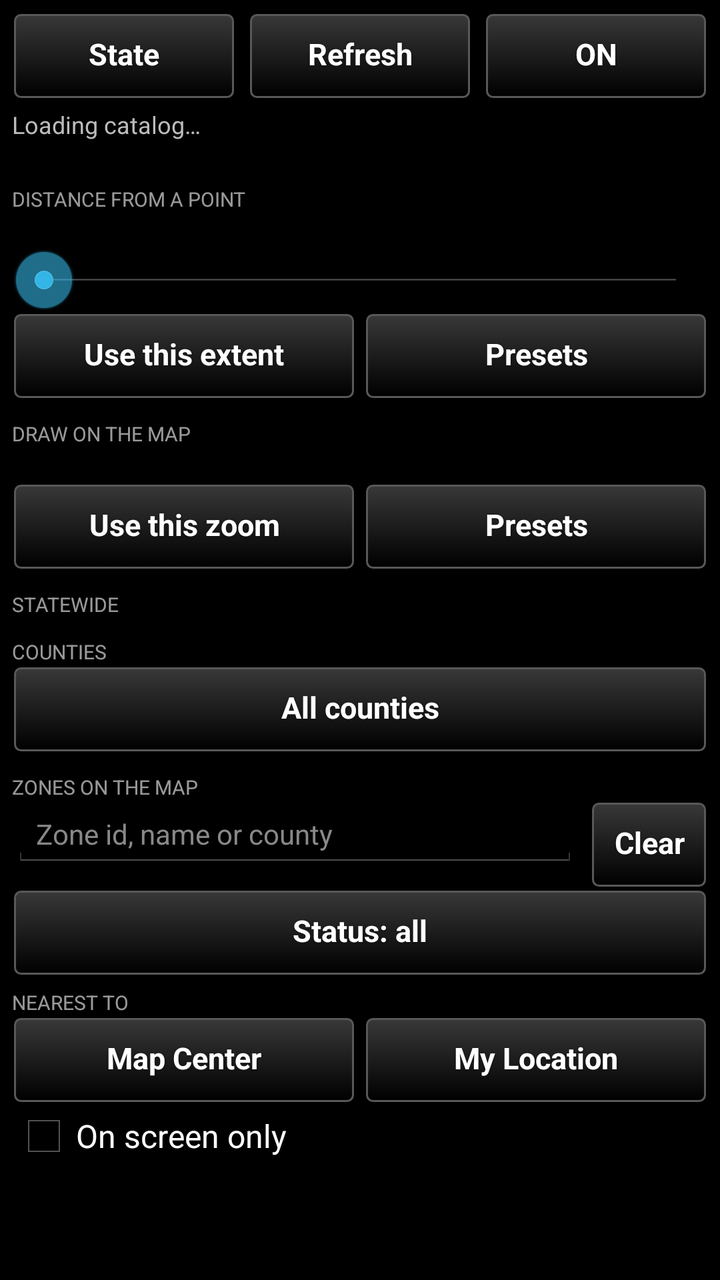
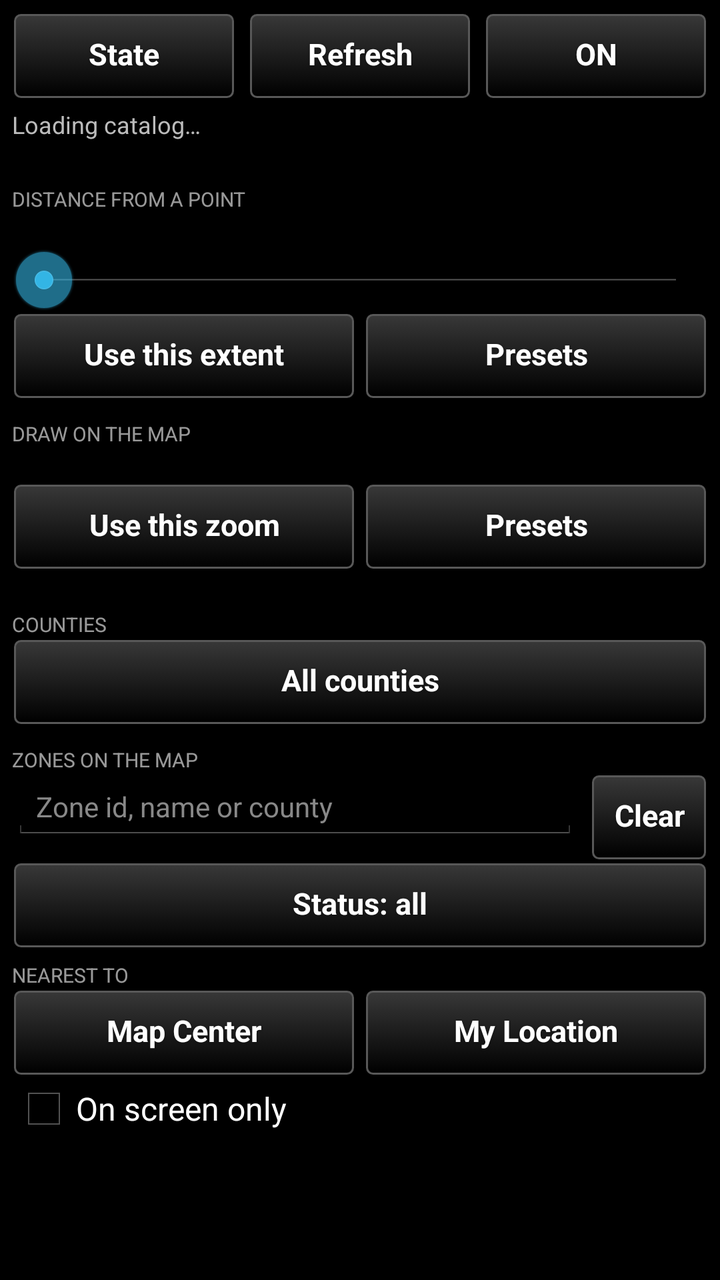

Before-and-after screenshots of an Android layout around one commit, followed by the original layout XML and the change that was made.
<!-- AndroidManifest.xml: application theme AppTheme -->
<!-- res/layout/main_layout.xml -->
<?xml version="1.0" encoding="utf-8"?>
<LinearLayout xmlns:android="http://schemas.android.com/apk/res/android"
    android:layout_width="match_parent"
    android:layout_height="match_parent"
    android:orientation="vertical"
    android:padding="6dp">

    
    <LinearLayout
        android:layout_width="match_parent"
        android:layout_height="wrap_content"
        android:orientation="horizontal"
        android:baselineAligned="false">
        <Button
            android:id="@+id/btn_state"
            style="@style/TakwerxButton"
            android:layout_width="0dp"
            android:layout_weight="1"
            android:layout_height="wrap_content"
            android:text="@string/pick_state" />
        <Button
            android:id="@+id/btn_refresh_all"
            style="@style/TakwerxButton"
            android:layout_width="0dp"
            android:layout_weight="1"
            android:layout_height="wrap_content"
            android:layout_marginLeft="6dp"
            android:text="@string/refresh_all" />
        
        <Button
            android:id="@+id/btn_all"
            style="@style/TakwerxButton"
            android:layout_width="0dp"
            android:layout_weight="1"
            android:layout_height="wrap_content"
            android:layout_marginLeft="6dp"
            android:text="@string/toggle_on" />
    </LinearLayout>

    <TextView
        android:id="@+id/status"
        android:layout_width="match_parent"
        android:layout_height="wrap_content"
        android:paddingTop="4dp"
        android:textSize="12sp"
        android:textColor="#BBBBBB"
        android:text="@string/loading_catalog" />

    <TextView
        android:id="@+id/legend"
        android:layout_width="match_parent"
        android:layout_height="wrap_content"
        android:textSize="12sp"
        android:textStyle="bold"
        android:paddingBottom="2dp" />

    <ScrollView
        android:layout_width="match_parent"
        android:layout_height="0dp"
        android:layout_weight="1">
        <LinearLayout
            android:layout_width="match_parent"
            android:layout_height="wrap_content"
            android:orientation="vertical">

            
            <TextView
                android:layout_width="match_parent"
                android:layout_height="wrap_content"
                android:text="@string/section_radius"
                android:textSize="10sp"
                android:textAllCaps="true"
                android:alpha="0.6"
                android:textColor="#FFFFFF"
                android:paddingTop="4dp" />
            <TextView
                android:id="@+id/radius_label"
                android:layout_width="match_parent"
                android:layout_height="wrap_content"
                android:textSize="13sp"
                android:textColor="#FFFFFF" />
            
            <SeekBar
                android:id="@+id/radius"
                android:layout_width="match_parent"
                android:layout_height="wrap_content"
                android:max="50" />
            <LinearLayout
                android:layout_width="match_parent"
                android:layout_height="wrap_content"
                android:orientation="horizontal"
                android:baselineAligned="false">
                <Button
                    android:id="@+id/radius_extent"
                    style="@style/TakwerxButton"
                    android:layout_width="0dp"
                    android:layout_weight="1"
                    android:layout_height="wrap_content"
                    android:text="@string/use_this_extent" />
                <Button
                    android:id="@+id/radius_preset"
                    style="@style/TakwerxButton"
                    android:layout_width="0dp"
                    android:layout_weight="1"
                    android:layout_height="wrap_content"
                    android:layout_marginLeft="4dp"
                    android:text="@string/presets" />
            </LinearLayout>

            <TextView
                android:layout_width="match_parent"
                android:layout_height="wrap_content"
                android:text="@string/section_zoom"
                android:textSize="10sp"
                android:textAllCaps="true"
                android:alpha="0.6"
                android:textColor="#FFFFFF"
                android:paddingTop="10dp" />
            <TextView
                android:id="@+id/zoom_label"
                android:layout_width="match_parent"
                android:layout_height="wrap_content"
                android:textSize="13sp"
                android:textColor="#FFFFFF" />
            <LinearLayout
                android:layout_width="match_parent"
                android:layout_height="wrap_content"
                android:orientation="horizontal"
                android:baselineAligned="false">
                <Button
                    android:id="@+id/zoom_set"
                    style="@style/TakwerxButton"
                    android:layout_width="0dp"
                    android:layout_weight="1"
                    android:layout_height="wrap_content"
                    android:text="@string/use_this_zoom" />
                <Button
                    android:id="@+id/zoom_preset"
                    style="@style/TakwerxButton"
                    android:layout_width="0dp"
                    android:layout_weight="1"
                    android:layout_height="wrap_content"
                    android:layout_marginLeft="4dp"
                    android:text="@string/presets" />
            </LinearLayout>

            
            <TextView
                android:layout_width="wrap_content"
                android:layout_height="wrap_content"
                android:text="@string/section_statewide"
                android:textSize="10sp"
                android:textAllCaps="true"
                android:alpha="0.6"
                android:textColor="#FFFFFF"
                android:paddingTop="10dp" />
            <LinearLayout
                android:id="@+id/statewide_container"
                android:layout_width="match_parent"
                android:layout_height="wrap_content"
                android:orientation="vertical" />
            <TextView
                android:id="@+id/statewide_empty"
                android:layout_width="match_parent"
                android:layout_height="wrap_content"
                android:textSize="13sp"
                android:textColor="#BBBBBB"
                android:paddingTop="4dp"
                android:paddingBottom="4dp"
                android:visibility="gone" />

            
            <TextView
                android:layout_width="wrap_content"
                android:layout_height="wrap_content"
                android:text="@string/section_counties"
                android:textSize="10sp"
                android:textAllCaps="true"
                android:alpha="0.6"
                android:textColor="#FFFFFF"
                android:paddingTop="10dp" />
            <Button
                android:id="@+id/btn_counties"
                style="@style/TakwerxButton"
                android:layout_width="match_parent"
                android:layout_height="wrap_content"
                android:text="@string/pick_counties" />
            <TextView
                android:id="@+id/county_hint"
                android:layout_width="match_parent"
                android:layout_height="wrap_content"
                android:textSize="13sp"
                android:textColor="#BBBBBB"
                android:paddingTop="4dp"
                android:text="@string/county_hint"
                android:visibility="gone" />
            <LinearLayout
                android:id="@+id/county_container"
                android:layout_width="match_parent"
                android:layout_height="wrap_content"
                android:orientation="vertical" />

            
            <TextView
                android:layout_width="match_parent"
                android:layout_height="wrap_content"
                android:text="@string/section_zones"
                android:textSize="10sp"
                android:textAllCaps="true"
                android:alpha="0.6"
                android:textColor="#FFFFFF"
                android:paddingTop="10dp" />
            <LinearLayout
                android:layout_width="match_parent"
                android:layout_height="wrap_content"
                android:orientation="horizontal"
                android:baselineAligned="false">
                <EditText
                    android:id="@+id/search"
                    android:layout_width="0dp"
                    android:layout_weight="1"
                    android:layout_height="wrap_content"
                    android:hint="@string/search_hint"
                    android:inputType="text"
                    android:imeOptions="actionSearch|flagNoExtractUi|flagNoFullscreen"
                    android:maxLines="1"
                    android:textSize="14sp"
                    android:textColor="#FFFFFF"
                    android:textColorHint="#888888" />
                <Button
                    android:id="@+id/search_clear"
                    style="@style/TakwerxButton"
                    android:layout_width="wrap_content"
                    android:layout_height="wrap_content"
                    android:layout_marginLeft="6dp"
                    android:text="@string/clear" />
            </LinearLayout>
            <Button
                android:id="@+id/status_filter"
                style="@style/TakwerxButton"
                android:layout_width="match_parent"
                android:layout_height="wrap_content"
                android:text="@string/status_all" />
            <TextView
                android:layout_width="match_parent"
                android:layout_height="wrap_content"
                android:text="@string/nearest_to"
                android:textSize="10sp"
                android:textAllCaps="true"
                android:alpha="0.6"
                android:textColor="#FFFFFF"
                android:paddingTop="6dp" />
            
            <LinearLayout
                android:layout_width="match_parent"
                android:layout_height="wrap_content"
                android:orientation="horizontal"
                android:baselineAligned="false">
                <Button
                    android:id="@+id/nearest_map"
                    style="@style/TakwerxButton"
                    android:layout_width="0dp"
                    android:layout_weight="1"
                    android:layout_height="wrap_content"
                    android:text="@string/nearest_map" />
                <Button
                    android:id="@+id/nearest_me"
                    style="@style/TakwerxButton"
                    android:layout_width="0dp"
                    android:layout_weight="1"
                    android:layout_height="wrap_content"
                    android:layout_marginLeft="4dp"
                    android:text="@string/nearest_me" />
            </LinearLayout>
            
            <CheckBox
                android:id="@+id/in_view"
                android:layout_width="match_parent"
                android:layout_height="wrap_content"
                android:text="@string/in_view" />
            <TextView
                android:id="@+id/zones_summary"
                android:layout_width="match_parent"
                android:layout_height="wrap_content"
                android:textSize="12sp"
                android:textColor="#BBBBBB"
                android:paddingTop="4dp" />
            <LinearLayout
                android:id="@+id/zones_container"
                android:layout_width="match_parent"
                android:layout_height="wrap_content"
                android:orientation="vertical" />
        </LinearLayout>
    </ScrollView>
</LinearLayout>
<!-- resources referenced by this layout -->
<resources>
  <string name="clear">Clear</string>
  <string name="county_hint" />
  <string name="in_view">On screen only</string>
  <string name="loading_catalog">Loading catalog…</string>
  <string name="nearest_map">Map Center</string>
  <string name="nearest_me">My Location</string>
  <string name="nearest_to">Nearest to</string>
  <string name="pick_counties">All counties</string>
  <string name="pick_state">State</string>
  <string name="presets">Presets</string>
  <string name="refresh_all">Refresh</string>
  <string name="search_hint">Zone id, name or county</string>
  <string name="section_counties">Counties</string>
  <string name="section_radius">Distance from a point</string>
  <string name="section_statewide">Statewide</string>
  <string name="section_zones">Zones on the map</string>
  <string name="section_zoom">Draw on the map</string>
  <string name="status_all">Status: all</string>
  <string name="toggle_on">ON</string>
  <string name="use_this_extent">Use this extent</string>
  <string name="use_this_zoom">Use this zoom</string>
  <style name="TakwerxButton" parent="@style/darkButton">
          <item name="android:paddingLeft">12dp</item>
          <item name="android:paddingRight">12dp</item>
          <item name="android:paddingTop">6dp</item>
          <item name="android:paddingBottom">8dp</item>
          <item name="android:minHeight">44dp</item>
          <item name="android:minWidth">0dp</item>
          <item name="android:textSize">15sp</item>
          <item name="android:singleLine">true</item>
          <item name="android:ellipsize">end</item>
      </style>
  <style name="AppTheme" parent="@android:style/Theme.Holo">
          <item name="android:buttonStyle">@android:style/Widget.Button</item>
          <item name="android:imageButtonStyle">@android:style/Widget.Button</item>
          <item name="android:buttonStyleToggle">@android:style/Widget.Button</item>
          <item name="android:spinnerStyle">@style/ATAKSpinner</item>
          <item name="android:spinnerItemStyle">@style/ATAKSpinnerItem</item>
          <item name="android:editTextStyle">@style/ATAKEditText</item>
      </style>
  <style name="ATAKSpinner" parent="@android:style/Widget.Spinner">
          <item name="android:spinnerMode">dialog</item>
      </style>
  <style name="ATAKSpinnerItem">
          <item name="android:textColor">@android:color/white</item>
          <item name="android:dropDownVerticalOffset">0dip</item>
          <item name="android:dropDownHorizontalOffset">0dip</item>
          <item name="android:dropDownWidth">wrap_content</item>
          <item name="android:gravity">left|center_vertical</item>
      </style>
  <style name="ATAKEditText" parent="@android:style/Widget.EditText">
          
          
  
          
          <item name="android:imeOptions">flagNoFullscreen</item>
      </style>
  <color name="darker_gray">#121212</color>
  <color name="white">#ffffff</color>
  <dimen name="fontSize">14sp</dimen>
  <!-- drawable new_dark_button_disabled (drawable) -->
  <?xml version="1.0" encoding="utf-8"?>
  <layer-list xmlns:android="http://schemas.android.com/apk/res/android">
      <item android:bottom="1dp" android:right="1dp" android:left="1dp" android:top="1dp">
          <shape android:shape="rectangle">
              <corners android:radius="3dp" />
              <stroke
                  android:width="1dp"
                  android:color="#484848" />
              <solid android:color="#484848" />
          </shape>
      </item>
  </layer-list>
  <!-- unchanged entries left out for length: 4 -->
</resources>

<!-- the commit's change to res/layout/main_layout.xml (unified diff, before → after) -->
@@ -145,17 +145,9 @@
             </LinearLayout>
 
             
-            <TextView
-                android:layout_width="wrap_content"
-                android:layout_height="wrap_content"
-                android:text="@string/section_statewide"
-                android:textSize="10sp"
-                android:textAllCaps="true"
-                android:alpha="0.6"
-                android:textColor="#FFFFFF"
-                android:paddingTop="10dp" />
             <LinearLayout
                 android:id="@+id/statewide_container"
+                android:paddingTop="10dp"
                 android:layout_width="match_parent"
                 android:layout_height="wrap_content"
                 android:orientation="vertical" />
<!-- resource entries referenced after the edit -->
@@ -14,7 +14,6 @@
   <string name="search_hint">Zone id, name or county</string>
   <string name="section_counties">Counties</string>
   <string name="section_radius">Distance from a point</string>
-  <string name="section_statewide">Statewide</string>
   <string name="section_zones">Zones on the map</string>
   <string name="section_zoom">Draw on the map</string>
   <string name="status_all">Status: all</string>
